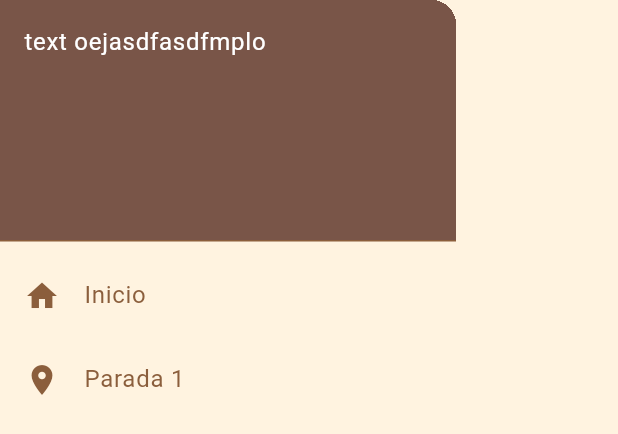
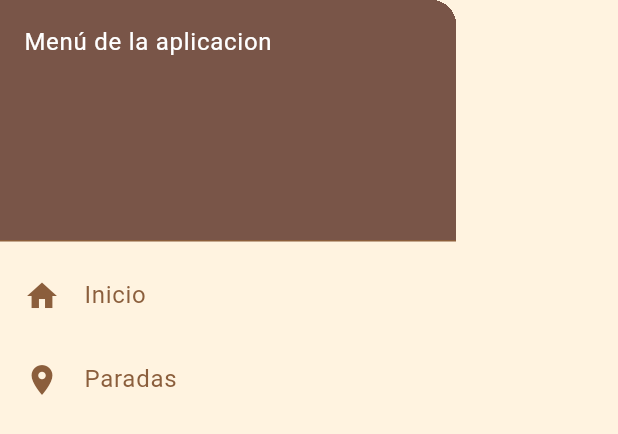
Before and after one commit to danielrasjido/bosque_petrificado, a Flutter app: the NavegadorDrawer widget shown alone on an empty page, opened directly, on a phone screen of 412 x 824 dp. Shown: the top 434 px of the screen. Run offline on Flutter 3.47's test engine with Material 3 defaults, Android fonts, the phone set to English and light mode, and no system bars; our stand-ins replace appwrite, google_fonts, pedometer, permission_handler; network calls fail.

Commit message:
commit de prueba
solo modifiqué cadenas de texto

```diff
--- a/lib/widgets/navagadorDrawer.dart
+++ b/lib/widgets/navagadorDrawer.dart
@@ -16,7 +16,7 @@ class NavegadorDrawer extends StatelessWidget{
             decoration: BoxDecoration(color: Colors.brown),
 
             child: Text(
-                'text oejasdfasdfmplo',
+                'Menú de la aplicacion',
               style: TextStyle(
                 color: Colors.white
               ),
@@ -36,7 +36,7 @@ class NavegadorDrawer extends StatelessWidget{
 
           ListTile(
             leading: Icon(Icons.place),
-            title: const Text("Parada 1"),
+            title: const Text("Paradas"),
             onTap: (){
               Navigator.pop(context); // cierra el drawer
               Navigator.push(
```
Also changed, not shown: 1 other file.
